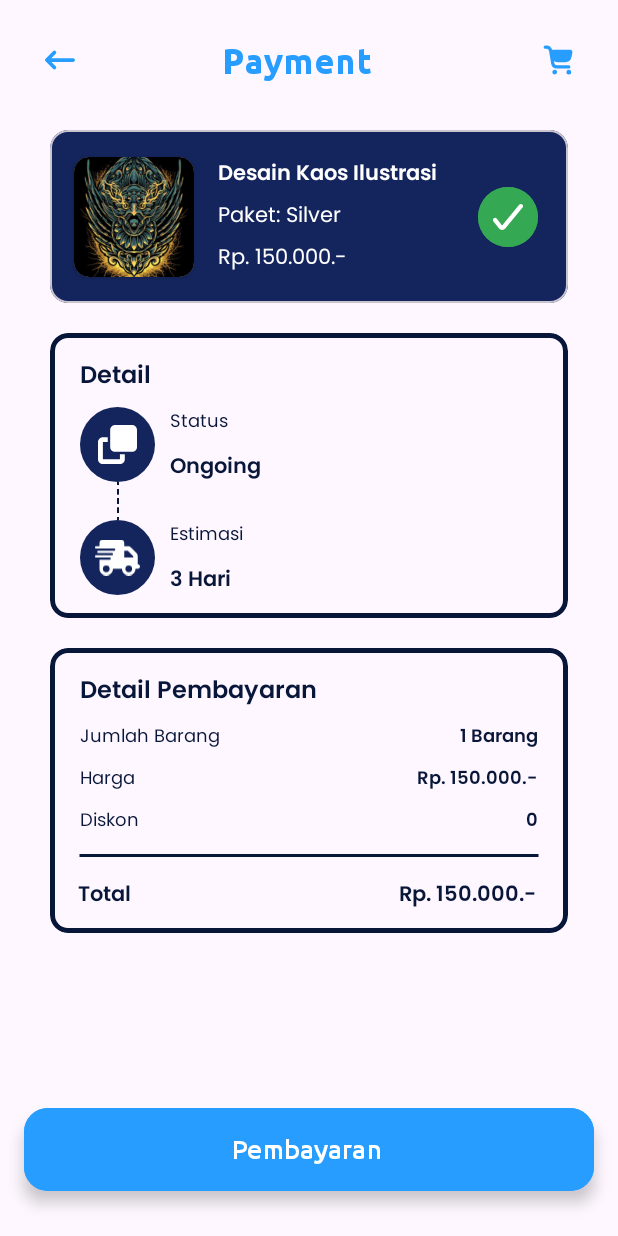
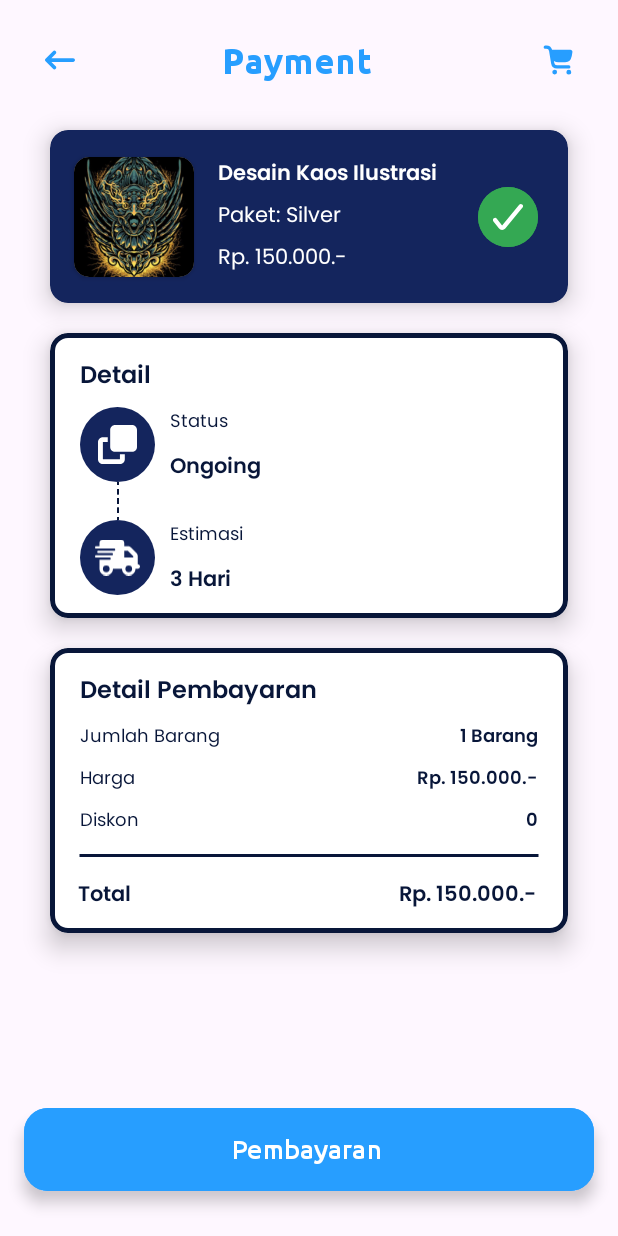
Before and after one commit to JasaKarya/Mobile-Development, an Android app: the PaymentActivity screen opened directly, with no data from a screen before it, on a phone screen of 412 x 824 dp. Run offline under Robolectric (Android 15) with nearby library versions, the phone set to English and light mode, and no system bars.

Commit message:
merapihkan activity_payment.xml

```diff
--- a/app/src/main/res/layout/activity_payment.xml
+++ b/app/src/main/res/layout/activity_payment.xml
@@ -46,13 +46,15 @@
         app:layout_constraintTop_toTopOf="parent" />
 
     <com.google.android.material.card.MaterialCardView
+        style="@style/Widget.Material3.CardView.Elevated"
         android:id="@+id/card_view_user"
         android:layout_width="345dp"
         android:layout_height="115dp"
         android:layout_marginStart="34dp"
         android:layout_marginTop="32dp"
         android:layout_marginEnd="34dp"
-        android:backgroundTint="#14255D"
+        app:cardElevation="10dp"
+        app:cardBackgroundColor="#14255D"
         app:layout_constraintEnd_toEndOf="parent"
         app:layout_constraintStart_toStartOf="parent"
         app:layout_constraintTop_toBottomOf="@+id/tv_payment">
@@ -136,10 +138,13 @@
     </com.google.android.material.card.MaterialCardView>
 
     <com.google.android.material.card.MaterialCardView
+        style="@style/Widget.Material3.CardView.Elevated"
         android:id="@+id/cv_detail_pemesanan"
         android:layout_width="345dp"
         android:layout_height="190dp"
         android:layout_marginTop="20dp"
+        app:cardElevation="10dp"
+        app:cardBackgroundColor="@color/white"
         app:layout_constraintEnd_toEndOf="parent"
         app:layout_constraintStart_toStartOf="parent"
         app:layout_constraintTop_toBottomOf="@+id/card_view_user"
@@ -249,11 +254,14 @@
     </com.google.android.material.card.MaterialCardView>
 
     <com.google.android.material.card.MaterialCardView
+        style="@style/Widget.Material3.CardView.Elevated"
         android:layout_width="345dp"
         android:layout_height="190dp"
         android:layout_marginTop="20dp"
+        app:cardElevation="10dp"
         app:layout_constraintEnd_toEndOf="parent"
         app:layout_constraintStart_toStartOf="parent"
+        app:cardBackgroundColor="@color/white"
         app:layout_constraintTop_toBottomOf="@+id/cv_detail_pemesanan"
         app:strokeColor="#081639"
         app:strokeWidth="3dp">
--- a/app/src/main/res/layout/item_cart_user.xml
+++ b/app/src/main/res/layout/item_cart_user.xml
@@ -3,12 +3,14 @@
     xmlns:app="http://schemas.android.com/apk/res-auto"
     xmlns:tools="http://schemas.android.com/tools"
     android:id="@+id/card_view_user"
+    style="@style/Widget.Material3.CardView.Elevated"
     android:layout_width="345dp"
     android:layout_height="115dp"
     android:layout_marginStart="32dp"
     android:layout_marginTop="10dp"
     android:layout_marginEnd="32dp"
-    android:backgroundTint="#14255D">
+    app:cardBackgroundColor="#14255D"
+    app:cardElevation="10dp">
 
     <androidx.constraintlayout.widget.ConstraintLayout
         android:layout_width="match_parent"
```
